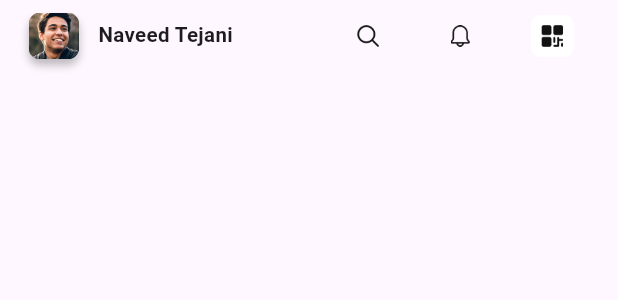
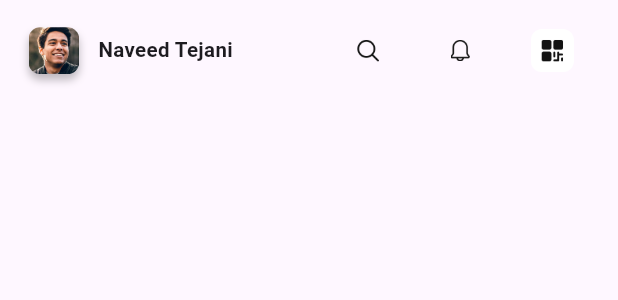
Before and after one commit to Iqbalshah786/passkeys, a Flutter app: the AppBarScreen widget shown alone on an empty page, opened directly, on a phone screen of 412 x 824 dp. Shown: the top 300 px of the screen. Run offline on Flutter 3.47's test engine with Material 3 defaults, Android fonts, the phone set to English and light mode, and no system bars; our stand-ins replace carousel_slider, flutter_native_splash, flutter_screenutil, google_fonts, logger, smooth_page_indicator.

Commit message:
Update app bar padding

```diff
--- a/lib/screens/app_bar.dart
+++ b/lib/screens/app_bar.dart
@@ -12,7 +12,7 @@ class AppBarScreen extends StatelessWidget {
 
     return Container(
 
-      padding: EdgeInsets.symmetric(horizontal: 18.w,vertical: 0.h),
+      padding: EdgeInsets.only(left: 18.w,right: 18.w, top: 10.h,bottom: 11.h),
       child: Row(
         mainAxisAlignment: MainAxisAlignment.spaceBetween,
         children: [
```
